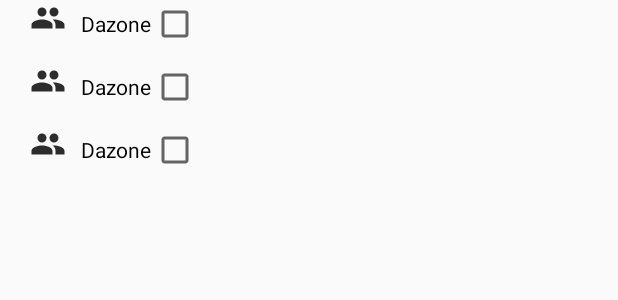
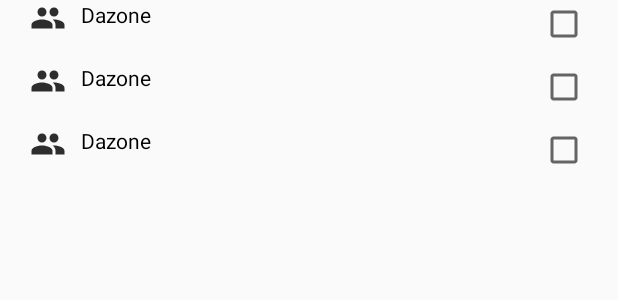
Before and after one commit to AndersonCrew/Dazone-CrewMail, an Android app: the layout fragment_company_renew.xml on its own in the app's theme, with its tools: preview values and no code run, on a phone screen of 412 x 824 dp. Shown: the top 300 px of the screen. Run offline under Robolectric (Android 15) with nearby library versions, the phone set to English and light mode, and no system bars; network calls fail.

Commit message:
4.0.1 udate fix bug

```diff
--- a/app/build.gradle
+++ b/app/build.gradle
@@ -47,7 +47,7 @@ android {
         minSdkVersion 15
         targetSdkVersion 29
         versionCode 10951
-        versionName "2.5.9"
+        versionName "4.0.1"
         multiDexEnabled true
     }
 
--- a/app/src/main/java/com/dazone/crewemail/activities/CompanyFragmentRenew.java
+++ b/app/src/main/java/com/dazone/crewemail/activities/CompanyFragmentRenew.java
@@ -17,7 +17,6 @@ import com.dazone.crewemail.data.PersonData;
 import com.dazone.crewemail.database.OrganizationUserDBHelper;
 import com.dazone.crewemail.database.ServerSiteDBHelper;
 import com.dazone.crewemail.fragments.BaseFragment;
-import com.dazone.crewemail.interfaces.OnGetAllOfUser;
 import com.dazone.crewemail.utils.Constants;
 import com.dazone.crewemail.utils.Prefs;
 import com.dazone.crewemail.utils.Util;
--- a/app/src/main/java/com/dazone/crewemail/data/PersonData.java
+++ b/app/src/main/java/com/dazone/crewemail/data/PersonData.java
@@ -6,7 +6,6 @@ import android.text.TextUtils;
 
 import com.dazone.crewemail.database.OrganizationUserDBHelper;
 import com.dazone.crewemail.dto.ob_belongs;
-import com.dazone.crewemail.interfaces.OnGetAllOfUser;
 import com.dazone.crewemail.webservices.HttpRequest;
 import com.google.gson.annotations.SerializedName;
 
--- a/app/src/main/java/com/dazone/crewemail/fragments/ListEmailFragment.java
+++ b/app/src/main/java/com/dazone/crewemail/fragments/ListEmailFragment.java
@@ -55,7 +55,6 @@ import com.dazone.crewemail.event.ReloadListMail;
 import com.dazone.crewemail.event.reloadTitle;
 import com.dazone.crewemail.utils.MailHelper;
 import com.dazone.crewemail.interfaces.BaseHTTPCallBack;
-import com.dazone.crewemail.interfaces.OnGetAllOfUser;
 import com.dazone.crewemail.interfaces.OnGetLocalDataCallback;
 import com.dazone.crewemail.interfaces.OnMailListCallBack;
 import com.dazone.crewemail.interfaces.OnMenuListCallBack;
--- a/app/src/main/res/layout/item_organization_company.xml
+++ b/app/src/main/res/layout/item_organization_company.xml
@@ -1,45 +1,44 @@
 <?xml version="1.0" encoding="utf-8"?>
-<LinearLayout xmlns:android="http://schemas.android.com/apk/res/android"
+<RelativeLayout xmlns:android="http://schemas.android.com/apk/res/android"
     xmlns:tools="http://schemas.android.com/tools"
     xmlns:app="http://schemas.android.com/apk/res-auto"
     android:orientation="vertical"
+    android:gravity="end"
     android:layout_width="match_parent"
     android:layout_height="wrap_content">
 
-    <LinearLayout
-        android:orientation="horizontal"
-        android:layout_width="400dp"
-        android:layout_height="wrap_content">
     <ImageView
         android:id="@+id/imgGr"
+        android:layout_alignParentTop="true"
+        android:layout_alignParentLeft="true"
         android:src="@drawable/ic_group"
         android:layout_width="wrap_content"
         android:layout_height="wrap_content"/>
+
     <TextView
         android:id="@+id/tvOrganizationName"
-            tools:text="Dazone"
+        android:layout_width="wrap_content"
+        android:layout_height="wrap_content"
+        android:layout_marginLeft="10dp"
+        android:layout_toRightOf="@id/imgGr"
+        android:gravity="center_vertical"
         android:maxLines="1"
-            android:layout_toRightOf="@id/imgGr"
         android:textColor="@color/black"
-            android:layout_marginLeft="10dp"
-            android:gravity="center_vertical"
         android:textSize="14sp"
-            android:layout_width="wrap_content"
-            android:layout_height="wrap_content"/>
+        tools:text="Dazone" />
 
     <CheckBox
         android:id="@+id/ckDepartment"
         android:visibility="visible"
+        android:layout_alignParentTop="true"
         android:layout_alignParentRight="true"
         android:layout_width="wrap_content"
         android:layout_height="wrap_content"/>
 
-
-    </LinearLayout>
-
     <android.support.v7.widget.RecyclerView
         android:id="@+id/rvMembers"
         android:layout_marginLeft="25dp"
+        android:layout_below="@id/ckDepartment"
         app:layoutManager="android.support.v7.widget.LinearLayoutManager"
         android:orientation="vertical"
         tools:listitem="@layout/item_member"
@@ -49,6 +48,7 @@
     <android.support.v7.widget.RecyclerView
         android:layout_marginLeft="25dp"
         android:layout_marginTop="10dp"
+        android:layout_below="@id/rvMembers"
         app:layoutManager="android.support.v7.widget.LinearLayoutManager"
         android:orientation="vertical"
         android:id="@+id/rvChildOrganization"
@@ -56,4 +56,4 @@
         android:layout_height="wrap_content"/>
 
 
-</LinearLayout>
+</RelativeLayout>
```
Also changed, not shown: app/src/main/java/com/dazone/crewemail/activities/ListEmailActivity.java (+53 -6 lines), app/src/main/java/com/dazone/crewemail/activities/LoginActivity.java (+0 -10 lines), app/src/main/java/com/dazone/crewemail/adapter/AdapterOrganization.java (+0 -9 lines), app/src/main/java/com/dazone/crewemail/data/MailBoxData.java (+7 -1 lines), app/src/main/java/com/dazone/crewemail/fragments/FragmentMailCreate.java (+66 -55 lines). Lines whose indentation alone changed are shown as unchanged.
